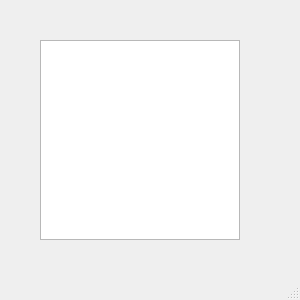
The window that pyvir.ui (Diaoko9/pyvir_maker) describes before a commit, drawn with Qt 5.
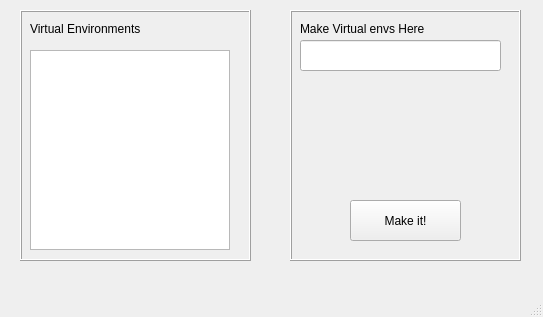
The same window after the commit.

```diff
--- a/pyvir.ui
+++ b/pyvir.ui
@@ -6,23 +6,104 @@
    <rect>
     <x>0</x>
     <y>0</y>
-    <width>300</width>
-    <height>300</height>
+    <width>543</width>
+    <height>317</height>
    </rect>
   </property>
   <property name="windowTitle">
    <string>MainWindow</string>
   </property>
   <widget class="QWidget" name="centralwidget">
-   <widget class="QListWidget" name="listWidget">
+   <widget class="QFrame" name="frame">
     <property name="geometry">
      <rect>
-      <x>40</x>
-      <y>40</y>
-      <width>200</width>
-      <height>200</height>
+      <x>20</x>
+      <y>10</y>
+      <width>231</width>
+      <height>251</height>
      </rect>
     </property>
+    <property name="frameShape">
+     <enum>QFrame::Box</enum>
+    </property>
+    <property name="frameShadow">
+     <enum>QFrame::Raised</enum>
+    </property>
+    <widget class="QLabel" name="label">
+     <property name="geometry">
+      <rect>
+       <x>10</x>
+       <y>10</y>
+       <width>161</width>
+       <height>18</height>
+      </rect>
+     </property>
+     <property name="text">
+      <string>Virtual Environments</string>
+     </property>
+    </widget>
+    <widget class="QListWidget" name="listWidget">
+     <property name="geometry">
+      <rect>
+       <x>10</x>
+       <y>40</y>
+       <width>200</width>
+       <height>200</height>
+      </rect>
+     </property>
+    </widget>
+   </widget>
+   <widget class="QFrame" name="frame_2">
+    <property name="geometry">
+     <rect>
+      <x>290</x>
+      <y>10</y>
+      <width>231</width>
+      <height>251</height>
+     </rect>
+    </property>
+    <property name="frameShape">
+     <enum>QFrame::Box</enum>
+    </property>
+    <property name="frameShadow">
+     <enum>QFrame::Raised</enum>
+    </property>
+    <widget class="QLabel" name="label_2">
+     <property name="geometry">
+      <rect>
+       <x>10</x>
+       <y>10</y>
+       <width>181</width>
+       <height>18</height>
+      </rect>
+     </property>
+     <property name="text">
+      <string>Make Virtual envs Here</string>
+     </property>
+    </widget>
+    <widget class="QLineEdit" name="lineEdit">
+     <property name="geometry">
+      <rect>
+       <x>10</x>
+       <y>30</y>
+       <width>201</width>
+       <height>31</height>
+      </rect>
+     </property>
+    </widget>
+    <widget class="QPushButton" name="pushButton">
+     <property name="geometry">
+      <rect>
+       <x>60</x>
+       <y>190</y>
+       <width>111</width>
+       <height>41</height>
+      </rect>
+     </property>
+     <property name="text">
+      <string>Make it!</string>
+     </property>
+    </widget>
    </widget>
   </widget>
   <widget class="QMenuBar" name="menubar">
```
Left out of the diff: 2 changed lines with no effect on the pictures.
